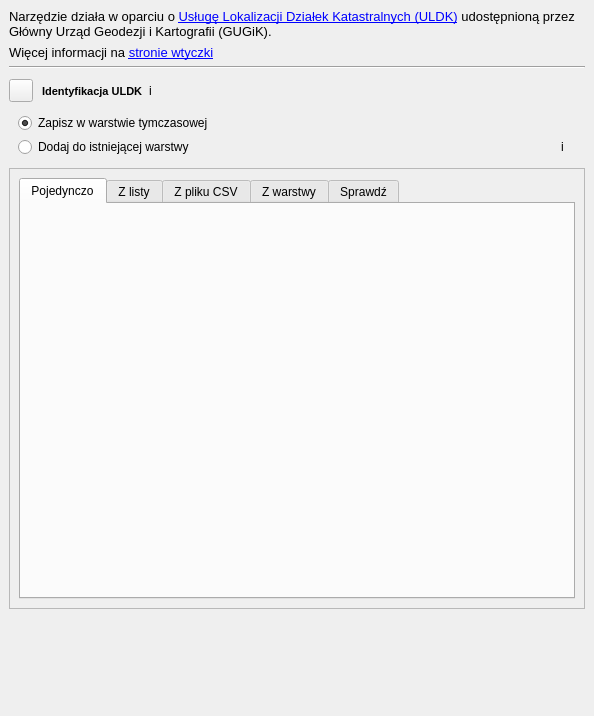
gis-support/gis-support-plugin, file gissupport_plugin/modules/uldk/plugin_dockwidget_base.ui: the form before one commit.
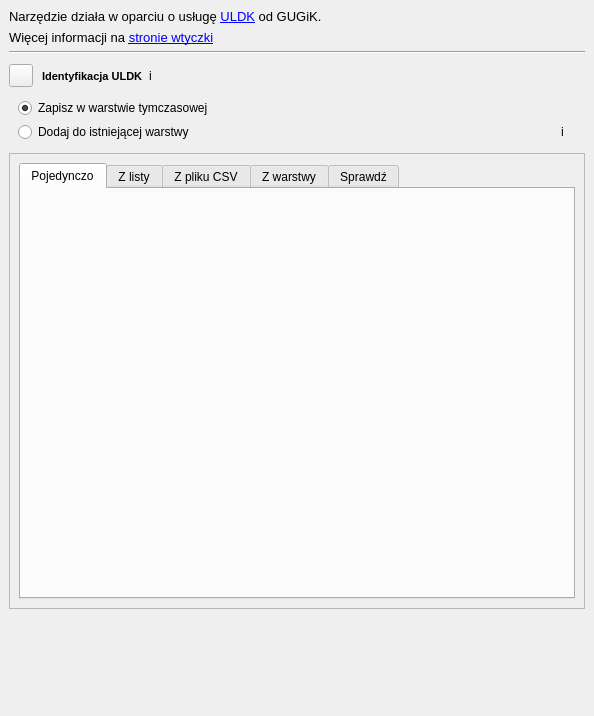
The form after the commit. Icons and pictures are not drawn. Custom widgets are drawn as their Qt base class.

Diff of the .ui file:
```diff
--- a/gissupport_plugin/modules/uldk/plugin_dockwidget_base.ui
+++ b/gissupport_plugin/modules/uldk/plugin_dockwidget_base.ui
@@ -18,7 +18,7 @@
     <item>
      <widget class="QLabel" name="infoLabel">
       <property name="text">
-       <string>&lt;html&gt;&lt;head/&gt;&lt;body&gt;&lt;p&gt;&lt;span style=&quot; font-size:10pt;&quot;&gt;Narzędzie działa w oparciu o &lt;a href=&quot;https://uldk.gugik.gov.pl/opis.html&quot;&gt;&lt;span style=&quot; text-decoration: underline; color:#0000ff;&quot;&gt;Usługę Lokalizacji Działek Katastralnych (ULDK)&lt;/span&gt;&lt;/a&gt; udostępnioną przez Główny Urząd Geodezji i Kartografii (GUGiK).&lt;/span&gt;&lt;/p&gt;&lt;/body&gt;&lt;/html&gt;</string>
+       <string>&lt;html&gt;&lt;head/&gt;&lt;body&gt;&lt;p&gt;&lt;span style=&quot; font-size:10pt;&quot;&gt;Narzędzie działa w oparciu o usługę &lt;a href=&quot;https://uldk.gugik.gov.pl/opis.html&quot;&gt;&lt;span style=&quot; text-decoration: underline; color:#0000ff;&quot;&gt;ULDK&lt;/span&gt;&lt;/a&gt; od GUGiK.&lt;/span&gt;&lt;/p&gt;&lt;/body&gt;&lt;/html&gt;</string>
       </property>
       <property name="textFormat">
        <enum>Qt::RichText</enum>
```
